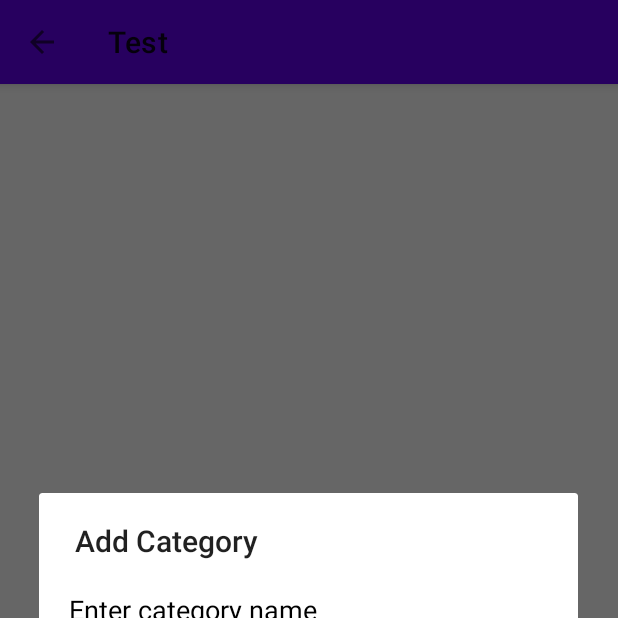
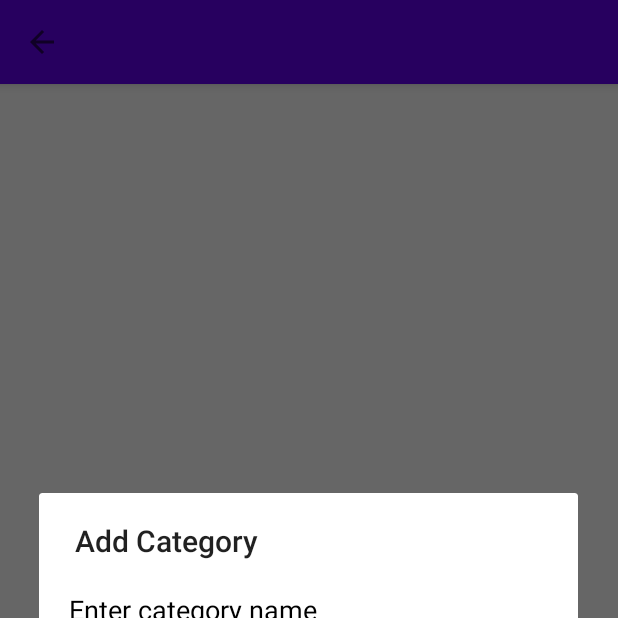
Before and after one commit to KChuChew/GraphMyLife, an Android app: the screen it shows after launch (MainActivity), after a tap on "+ ADD CATEGORY", on a phone screen of 412 x 824 dp, the top half of it. Run offline under Robolectric (Android 15) with nearby library versions, the phone set to English and light mode, and no system bars; our stand-ins replace data binding.

Commit message:
Basic outline of binding in MainActivity

```diff
--- a/app/src/main/java/ca/tutorials/graphmylife/viewmodels/MainActivityViewModel.kt
+++ b/app/src/main/java/ca/tutorials/graphmylife/viewmodels/MainActivityViewModel.kt
@@ -6,4 +6,13 @@ import androidx.lifecycle.ViewModel
 
 class MainActivityViewModel : ViewModel() {
     var toolbarVisibility = MutableLiveData(View.VISIBLE)
+    var counter = MutableLiveData(0)
+
+    init {
+        counter.value = 0
+    }
+
+    fun navigationOnClick() {
+        counter.value = counter.value?.plus(1)
+    }
 }
--- a/app/src/main/res/layout/activity_main.xml
+++ b/app/src/main/res/layout/activity_main.xml
@@ -23,7 +23,8 @@
             android:elevation="4dp"
             app:popupTheme="@style/ThemeOverlay.AppCompat.Light"
             app:navigationIcon="?homeAsUpIndicator"
-            app:title="Test"
+            app:navigationOnClickListener="@{() -> mainActivityViewModel.navigationOnClick()}"
+            app:title="@{Integer.toString(mainActivityViewModel.counter)}"
             android:visibility="@{mainActivityViewModel.toolbarVisibility}" />
 
         <androidx.fragment.app.FragmentContainerView
```
